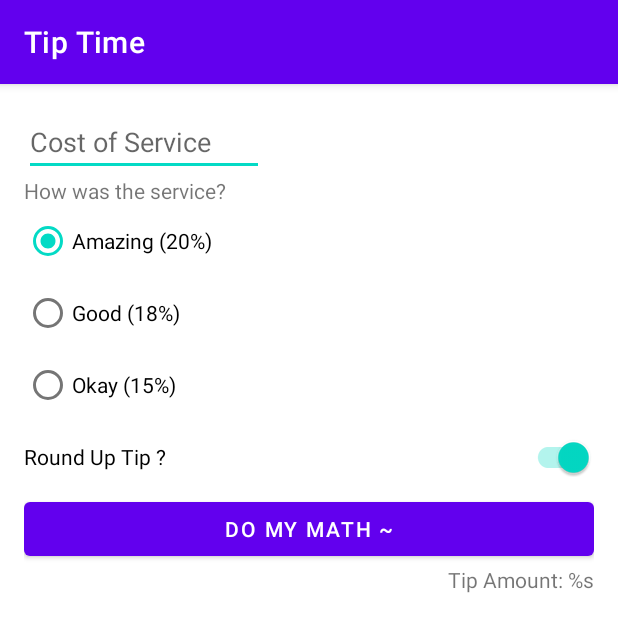
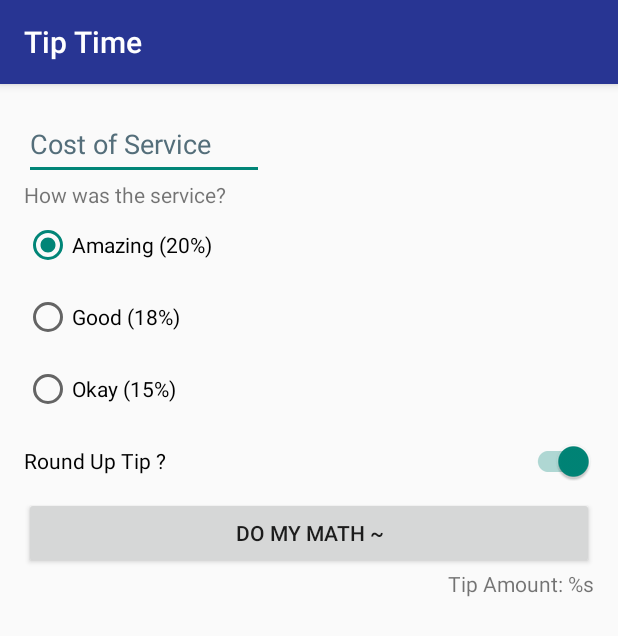
Before and after one commit to sophiet18/Tip-Time, an Android app: the screen it shows after launch (MainActivity), on a phone screen of 412 x 824 dp. Shown: the top 636 px of the screen. Run offline under Robolectric (Android 15) with nearby library versions, the phone set to English and light mode, and no system bars.

Commit message:
[APP THEME COLOR CHANGE]

```diff
--- a/app/src/main/java/com/example/tiptime/MainActivity.kt
+++ b/app/src/main/java/com/example/tiptime/MainActivity.kt
@@ -24,7 +24,6 @@ class MainActivity : AppCompatActivity() {
         if (cost == null) {
             binding.tipResult.text = ""
             return
-
         }
         val tipPercentage = when (binding.tipOptions.checkedRadioButtonId) {
             R.id.option_fifteen_percent -> 0.15
@@ -33,10 +32,9 @@ class MainActivity : AppCompatActivity() {
         }
         var tip = tipPercentage * cost
         if (binding.roundUpSwitch.isChecked) {
-            tip = ceil(tip)
+           tip = ceil(tip)
         }
         val formattedTip = NumberFormat.getCurrencyInstance().format(tip)
         binding.tipResult.text = getString(R.string.tip_amount, formattedTip)
     }
-
 }
--- a/app/src/main/res/layout/activity_main.xml
+++ b/app/src/main/res/layout/activity_main.xml
@@ -14,8 +14,11 @@
         android:layout_height="wrap_content"
         android:hint="@string/cost_of_service"
         android:inputType="numberDecimal"
+        android:minHeight="48dp"
+        android:textColorHint="#546E7A"
         app:layout_constraintStart_toStartOf="parent"
-        app:layout_constraintTop_toTopOf="parent"/>
+        app:layout_constraintTop_toTopOf="parent"
+        android:autofillHints="" />
 
     <TextView
         android:id="@+id/service_question"
@@ -38,18 +41,21 @@
             android:id="@+id/option_twenty_percent"
             android:layout_width="wrap_content"
             android:layout_height="wrap_content"
+            android:minHeight="48dp"
             android:text="@string/amazing_20" />
 
         <RadioButton
             android:id="@+id/option_eighteen_percent"
             android:layout_width="wrap_content"
             android:layout_height="wrap_content"
+            android:minHeight="48dp"
             android:text="@string/good_18" />
 
         <RadioButton
             android:id="@+id/option_fifteen_percent"
             android:layout_width="wrap_content"
             android:layout_height="wrap_content"
+            android:minHeight="48dp"
             android:text="@string/okay_15" />
     </RadioGroup>
 
@@ -58,6 +64,7 @@
         android:layout_width="0dp"
         android:layout_height="wrap_content"
         android:checked="true"
+        android:minHeight="48dp"
         android:text="@string/round_up_tip"
         app:layout_constraintEnd_toEndOf="parent"
         app:layout_constraintStart_toStartOf="parent"
--- a/app/src/main/res/values-night/themes.xml
+++ /dev/null
@@ -1,16 +0,0 @@
-<resources xmlns:tools="http://schemas.android.com/tools">
-    <!-- Base application theme. -->
-    <style name="Theme.TipTime" parent="Theme.MaterialComponents.DayNight.DarkActionBar">
-        <!-- Primary brand color. -->
-        <item name="colorPrimary">@color/purple_200</item>
-        <item name="colorPrimaryVariant">@color/purple_700</item>
-        <item name="colorOnPrimary">@color/black</item>
-        <!-- Secondary brand color. -->
-        <item name="colorSecondary">@color/teal_200</item>
-        <item name="colorSecondaryVariant">@color/teal_200</item>
-        <item name="colorOnSecondary">@color/black</item>
-        <!-- Status bar color. -->
-        <item name="android:statusBarColor" tools:targetApi="l">?attr/colorPrimaryVariant</item>
-        <!-- Customize your theme here. -->
-    </style>
-</resources>
--- a/app/src/main/res/values/colors.xml
+++ b/app/src/main/res/values/colors.xml
@@ -1,10 +1,10 @@
 <?xml version="1.0" encoding="utf-8"?>
 <resources>
-    <color name="purple_200">#FFBB86FC</color>
-    <color name="purple_500">#FF6200EE</color>
-    <color name="purple_700">#FF3700B3</color>
-    <color name="teal_200">#FF03DAC5</color>
-    <color name="teal_700">#FF018786</color>
+    <color name="primary_blue">#283593</color>
+    <color name="secondary_light_blue">#5f5fc4</color>
+    <color name="secondary_dark_blue">#001064</color>
+    <color name="light_green">#39796b</color>
+    <color name="dark_pink">#c48b9f</color>
     <color name="black">#FF000000</color>
     <color name="white">#FFFFFFFF</color>
 </resources>
--- a/app/src/main/res/values/themes.xml
+++ b/app/src/main/res/values/themes.xml
@@ -1,16 +1,17 @@
 <resources xmlns:tools="http://schemas.android.com/tools">
     <!-- Base application theme. -->
-    <style name="Theme.TipTime" parent="Theme.MaterialComponents.DayNight.DarkActionBar">
+    <style name="Theme.TipTime" parent="Theme.AppCompat.Light.DarkActionBar">
         <!-- Primary brand color. -->
-        <item name="colorPrimary">@color/purple_500</item>
-        <item name="colorPrimaryVariant">@color/purple_700</item>
+        <item name="colorPrimary">@color/primary_blue</item>
+        <item name="colorPrimaryVariant">@color/secondary_light_blue</item>
         <item name="colorOnPrimary">@color/white</item>
         <!-- Secondary brand color. -->
-        <item name="colorSecondary">@color/teal_200</item>
-        <item name="colorSecondaryVariant">@color/teal_700</item>
+        <item name="colorSecondary">@color/dark_pink</item>
+        <item name="colorSecondaryVariant">@color/light_green</item>
         <item name="colorOnSecondary">@color/black</item>
         <!-- Status bar color. -->
-        <item name="android:statusBarColor" tools:targetApi="l">?attr/colorPrimaryVariant</item>
+        <item name="android:statusBarColor"
+            tools:targetApi="l">?attr/colorPrimaryVariant</item>
         <!-- Customize your theme here. -->
     </style>
 </resources>
```
